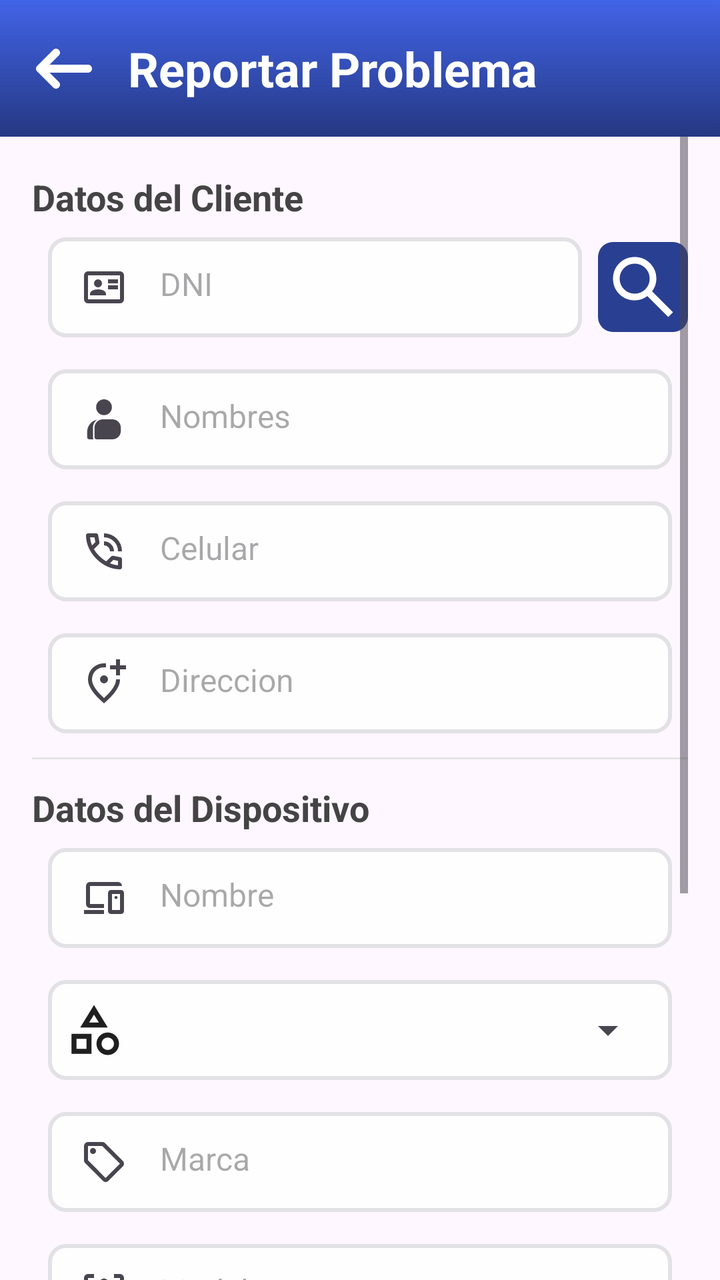
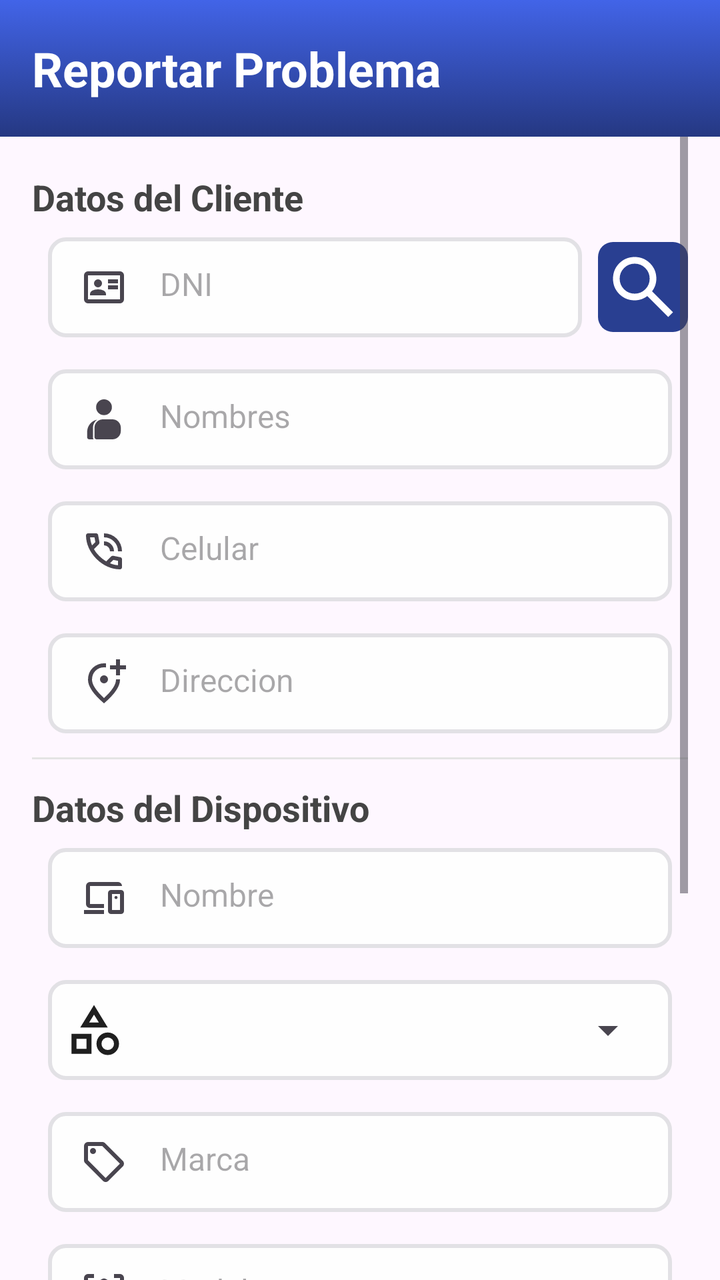

Before-and-after screenshots of an Android layout around one commit, followed by the original layout XML and the change that was made.
<!-- AndroidManifest.xml: application theme Theme.ReparApp -->
<!-- res/layout/fragment_report_problema_tecnico.xml -->
<?xml version="1.0" encoding="utf-8"?>
<LinearLayout
    xmlns:android="http://schemas.android.com/apk/res/android"
    android:layout_width="match_parent"
    android:layout_height="match_parent"
    xmlns:app="http://schemas.android.com/apk/res-auto"
    android:orientation="vertical"
    >

    <androidx.constraintlayout.widget.ConstraintLayout
        android:id="@+id/headerLayout"
        android:layout_width="match_parent"
        android:layout_height="wrap_content"
        android:background="@drawable/bg_fondo"
        android:gravity="center_vertical"
        android:orientation="horizontal"
        android:paddingHorizontal="16dp"
        android:paddingVertical="18dp"
        >

        <ImageView
            android:id="@+id/img_flecha_back"
            android:layout_width="wrap_content"
            android:layout_height="wrap_content"
            app:layout_constraintStart_toStartOf="parent"
            app:layout_constraintTop_toTopOf="parent"
            app:layout_constraintBottom_toBottomOf="parent"
            android:src="@drawable/icon_arrow_back"
            />

        <TextView
            android:id="@+id/tv_titulo_home"
            android:layout_width="wrap_content"
            android:layout_height="wrap_content"
            android:layout_marginStart="16dp"
            android:text="Reportar Problema"
            android:textColor="@android:color/white"
            android:textSize="24sp"
            android:textStyle="bold"
            app:layout_constraintStart_toEndOf="@id/img_flecha_back"
            app:layout_constraintTop_toTopOf="parent" />
    </androidx.constraintlayout.widget.ConstraintLayout>

    <ScrollView
        android:layout_width="match_parent"
        android:layout_height="wrap_content"
        android:layout_marginHorizontal="16dp"
        >

        <LinearLayout
            android:layout_width="match_parent"
            android:layout_height="wrap_content"
            android:orientation="vertical"
            android:layout_marginTop="10dp"
            >
            <TextView
                android:layout_width="wrap_content"
                android:layout_height="wrap_content"
                android:layout_marginTop="8dp"
                android:text="Datos del Cliente"
                android:textColor="#444444"
                android:textSize="18sp"
                android:textStyle="bold"
                />

            <LinearLayout
                android:layout_width="match_parent"
                android:layout_height="wrap_content"
                android:orientation="horizontal"
                >
                <EditText
                    android:id="@+id/et_dni"
                    android:layout_width="match_parent"
                    android:layout_height="50dp"
                    android:layout_margin="8dp"
                    android:layout_weight="1"
                    android:background="@drawable/item_text_field"
                    android:drawableStart="@drawable/icon_dni"
                    android:drawablePadding="16dp"
                    android:drawableTint="#49454F"
                    android:ems="10"
                    android:hint="DNI"
                    android:inputType="number"
                    android:padding="16dp"
                    android:textColor="@color/black"
                    android:textSize="16sp"

                    />
                <ImageView
                    android:id="@+id/btn_buscar_dni"
                    android:layout_width="45dp"
                    android:layout_height="45dp"
                    android:src="@drawable/icon_search2"
                    android:layout_gravity="center"

                    />
            </LinearLayout>

            <EditText
                android:id="@+id/et_nombreCompletos"
                android:layout_width="match_parent"
                android:layout_height="50dp"
                android:layout_margin="8dp"
                android:background="@drawable/item_text_field"
                android:drawableStart="@drawable/icon_user"
                android:drawablePadding="16dp"
                android:drawableTint="#49454F"
                android:ems="10"
                android:hint="Nombres"
                android:inputType="text"
                android:padding="16dp"
                android:textColor="@color/black"
                android:textSize="16sp"
                />
            <EditText
                android:id="@+id/et_celular"
                android:layout_width="match_parent"
                android:layout_height="50dp"
                android:layout_margin="8dp"
                android:background="@drawable/item_text_field"
                android:drawableStart="@drawable/icon_phone2"
                android:drawablePadding="16dp"
                android:drawableTint="#49454F"
                android:ems="10"
                android:hint="Celular"
                android:inputType="number"
                android:padding="16dp"
                android:textColor="@color/black"
                android:textSize="16sp"
                />
            <EditText
                android:id="@+id/et_direccion"
                android:layout_width="match_parent"
                android:layout_height="50dp"
                android:layout_margin="8dp"
                android:background="@drawable/item_text_field"
                android:drawableStart="@drawable/icon_direction"
                android:drawablePadding="16dp"
                android:drawableTint="#49454F"
                android:ems="10"
                android:hint="Direccion"
                android:inputType="text"
                android:padding="16dp"
                android:textColor="@color/black"
                android:textSize="16sp"
                />


            <View
                android:id="@+id/v_linea"
                android:layout_width="wrap_content"
                android:layout_height="1dp"
                android:background="#E4E4E4"
                android:layout_marginVertical="4dp"
                />



            <TextView
                android:layout_width="wrap_content"
                android:layout_height="wrap_content"
                android:layout_marginTop="8dp"
                android:text="Datos del Dispositivo"
                android:textColor="#444444"
                android:textSize="18sp"
                android:textStyle="bold"
                />



                <EditText
                    android:id="@+id/et_nombre_dispositivo"
                    android:layout_width="match_parent"
                    android:layout_height="50dp"
                    android:layout_margin="8dp"
                    android:background="@drawable/item_text_field"
                    android:drawableStart="@drawable/icon_device_text"
                    android:drawablePadding="16dp"
                    android:drawableTint="#49454F"
                    android:ems="10"
                    android:hint="Nombre"
                    android:inputType="text"
                    android:padding="16dp"
                    android:textColor="@color/black"
                    android:textSize="16sp"
                    />

            <LinearLayout
                android:layout_width="match_parent"
                android:layout_height="50dp"
                android:layout_margin="8dp"
                android:background="@drawable/item_text_field"
                android:gravity="start|center"
                android:orientation="horizontal"
                android:padding="8dp">

                <ImageView
                    android:layout_width="30dp"
                    android:layout_height="30dp"
                    android:layout_gravity="center_vertical"
                    android:layout_marginEnd="12dp"
                    android:contentDescription="Icono tipo dispositivo"
                    android:src="@drawable/icon_category" />


                <Spinner
                    android:id="@+id/et_tipo"
                    android:layout_width="0dp"
                    android:layout_height="match_parent"
                    android:layout_weight="1"/>
            </LinearLayout>



                <EditText
                    android:id="@+id/et_marca"
                    android:layout_width="match_parent"
                    android:layout_height="50dp"
                    android:layout_margin="8dp"
                    android:background="@drawable/item_text_field"
                    android:drawableStart="@drawable/icon_label"
                    android:drawablePadding="16dp"
                    android:drawableTint="#49454F"
                    android:ems="10"
                    android:hint="Marca"
                    android:inputType="text"
                    android:padding="16dp"
                    android:textColor="@color/black"
                    android:textSize="16sp"
                    />

                <EditText
                    android:id="@+id/et_modelo"
                    android:layout_width="match_parent"
                    android:layout_height="50dp"
                    android:layout_margin="8dp"
                    android:background="@drawable/item_text_field"
                    android:drawableStart="@drawable/icon_model"
                    android:drawablePadding="16dp"
                    android:drawableTint="#49454F"
                    android:ems="10"
                    android:hint="Modelo"
                    android:inputType="text"
                    android:padding="16dp"
                    android:textColor="@color/black"
                    android:textSize="16sp"
                    />


















                <FrameLayout
                    android:id="@+id/frame_adjuntar_foto"
                    android:layout_width="100dp"
                    android:layout_height="100dp"
                    android:layout_gravity="center"
                    android:layout_marginTop="20dp"
                    android:background="@drawable/dashed_border"
                    android:clickable="true"
                    android:focusable="true">

                    <ImageView
                        android:id="@+id/img_preview_foto"
                        android:layout_width="64dp"
                        android:layout_height="64dp"
                        android:layout_gravity="center"
                        android:scaleType="centerCrop"
                        android:contentDescription="Seleccionar imagen"
                        android:src="@drawable/photo" />
                </FrameLayout>

                <TextView
                    android:layout_width="wrap_content"
                    android:layout_height="wrap_content"
                    android:layout_marginTop="8dp"
                    android:text="Tomar o cargar foto"
                    android:textColor="#444444"
                    android:textSize="18sp"
                    android:textStyle="bold"
                    android:layout_gravity="center"
                    />


            <androidx.appcompat.widget.AppCompatButton
                android:id="@+id/btn_generar_ticket"
                android:layout_width="match_parent"
                android:layout_height="50dp"
                android:layout_marginHorizontal="10dp"
                android:drawableStart="@drawable/icon_plane"
                android:layout_marginTop="20dp"
                android:text="Generar Ticket"
                android:textColor="@color/white"
                android:paddingHorizontal="60dp"
                android:background="@drawable/bg_button"
                android:textSize="18dp"
                android:layout_marginBottom="30dp"
                />

        </LinearLayout>


    </ScrollView>

    <FrameLayout
        android:layout_width="match_parent"
        android:layout_height="match_parent"
        android:visibility="gone"
        android:id="@+id/progressOverlay"
        android:background="#80000000">

        <ProgressBar
            android:layout_width="wrap_content"
            android:layout_height="wrap_content"
            android:layout_gravity="center"/>
    </FrameLayout>


</LinearLayout>
<!-- resources referenced by this layout -->
<resources>
  <color name="black">#FF000000</color>
  <color name="white">#FFFFFFFF</color>
  <!-- drawable bg_button (drawable) -->
  <?xml version="1.0" encoding="utf-8"?>
  <selector xmlns:android="http://schemas.android.com/apk/res/android">
      <item>
          <shape android:shape="rectangle">
              <solid android:color="#FFAF00"/>
              <corners android:radius="10dp"/>
          </shape>
      </item>
  </selector>
  <!-- drawable bg_fondo (drawable) -->
  <?xml version="1.0" encoding="utf-8"?>
  <selector xmlns:android="http://schemas.android.com/apk/res/android">
      <item>
          <shape android:shape="rectangle">
              <gradient
                  android:type="linear"
                  android:angle="270"
                  android:startColor="#4264E8"
                  android:endColor="#253882" />
          </shape>
      </item>
  </selector>
  <!-- drawable dashed_border (drawable) -->
  <?xml version="1.0" encoding="utf-8"?>
  <shape xmlns:android="http://schemas.android.com/apk/res/android" android:shape="rectangle">
      <solid android:color="@android:color/transparent"/>
      <stroke
          android:width="4dp"
          android:color="#424242"
          android:dashWidth="8dp"
          android:dashGap="6dp"/>
      <corners android:radius="8dp"/>
  </shape>
  <!-- drawable icon_arrow_back (drawable) -->
  <vector xmlns:android="http://schemas.android.com/apk/res/android"
      android:width="32dp"
      android:height="32dp"
      android:viewportWidth="32"
      android:viewportHeight="32">
    <path
        android:fillColor="#FFFFFF"
        android:pathData="M28,14H8.8l4.62,-4.62C13.814,8.986 14,8.516 14,8c0,-0.984 -0.813,-2 -2,-2c-0.531,0 -0.994,0.193 -1.38,0.58l-7.958,7.958C2.334,14.866 2,15.271 2,16s0.279,1.08 0.646,1.447l7.974,7.973C11.006,25.807 11.469,26 12,26c1.188,0 2,-1.016 2,-2c0,-0.516 -0.186,-0.986 -0.58,-1.38L8.8,18H28c1.104,0 2,-0.896 2,-2S29.104,14 28,14z"/>
  </vector>
  <!-- drawable icon_category (drawable) -->
  <vector xmlns:android="http://schemas.android.com/apk/res/android"
      android:width="24dp"
      android:height="24dp"
      android:viewportWidth="960"
      android:viewportHeight="960">
    <path
        android:pathData="m260,440 l220,-360 220,360L260,440ZM700,880q-75,0 -127.5,-52.5T520,700q0,-75 52.5,-127.5T700,520q75,0 127.5,52.5T880,700q0,75 -52.5,127.5T700,880ZM120,860v-320h320v320L120,860ZM700,800q42,0 71,-29t29,-71q0,-42 -29,-71t-71,-29q-42,0 -71,29t-29,71q0,42 29,71t71,29ZM200,780h160v-160L200,620v160ZM402,360h156l-78,-126 -78,126ZM480,360ZM360,620ZM700,700Z"
        android:fillColor="#1f1f1f"/>
  </vector>
  <!-- drawable icon_user (drawable) -->
  <vector xmlns:android="http://schemas.android.com/apk/res/android"
      android:width="24dp"
      android:height="24dp"
      android:viewportWidth="960"
      android:viewportHeight="960">
    <path
        android:pathData="M185,880q-17,0 -29.5,-12.5T143,838v-105q0,-90 56,-159t144,-88q-40,28 -62,70.5T259,648v190q0,11 3,22t10,20h-87ZM332,880q-17,0 -29.5,-12.5T290,838v-190q0,-70 49.5,-119T459,480h189q70,0 119,49t49,119v64q0,70 -49,119T648,880L332,880ZM480,396q-66,0 -112,-46t-46,-112q0,-66 46,-112t112,-46q66,0 112,46t46,112q0,66 -46,112t-112,46Z"
        android:fillColor="#1f1f1f"/>
  </vector>
  <!-- drawable item_text_field (drawable) -->
  <?xml version="1.0" encoding="utf-8"?>
  <selector xmlns:android="http://schemas.android.com/apk/res/android">
  
      <item>
          <shape android:shape="rectangle">
              <solid android:color="#FEFEFE"/>
              <corners android:radius="8dp"/>
              <stroke android:width="2dp" android:color="#E2E1E5"/>
          </shape>
      </item>
  </selector>
  <style name="Theme.ReparApp" parent="Base.Theme.ReparApp" />
  <style name="Base.Theme.ReparApp" parent="Theme.Material3.DayNight.NoActionBar">
          
          
      </style>
  <!-- unchanged entries left out for length: 9 -->
</resources>

<!-- the commit's change to res/layout/fragment_report_problema_tecnico.xml (unified diff, before → after) -->
@@ -18,15 +18,15 @@
         android:paddingVertical="18dp"
         >
 
-        <ImageView
-            android:id="@+id/img_flecha_back"
-            android:layout_width="wrap_content"
-            android:layout_height="wrap_content"
-            app:layout_constraintStart_toStartOf="parent"
-            app:layout_constraintTop_toTopOf="parent"
-            app:layout_constraintBottom_toBottomOf="parent"
-            android:src="@drawable/icon_arrow_back"
-            />
+
+
+
+
+
+
+
+
+
 
         <TextView
             android:id="@+id/tv_titulo_home"
<!-- resource entries referenced after the edit -->
@@ -36,16 +36,6 @@
           android:dashGap="6dp"/>
       <corners android:radius="8dp"/>
   </shape>
-  <!-- drawable icon_arrow_back (drawable) -->
-  <vector xmlns:android="http://schemas.android.com/apk/res/android"
-      android:width="32dp"
-      android:height="32dp"
-      android:viewportWidth="32"
-      android:viewportHeight="32">
-    <path
-        android:fillColor="#FFFFFF"
-        android:pathData="M28,14H8.8l4.62,-4.62C13.814,8.986 14,8.516 14,8c0,-0.984 -0.813,-2 -2,-2c-0.531,0 -0.994,0.193 -1.38,0.58l-7.958,7.958C2.334,14.866 2,15.271 2,16s0.279,1.08 0.646,1.447l7.974,7.973C11.006,25.807 11.469,26 12,26c1.188,0 2,-1.016 2,-2c0,-0.516 -0.186,-0.986 -0.58,-1.38L8.8,18H28c1.104,0 2,-0.896 2,-2S29.104,14 28,14z"/>
-  </vector>
   <!-- drawable icon_category (drawable) -->
   <vector xmlns:android="http://schemas.android.com/apk/res/android"
       android:width="24dp"
